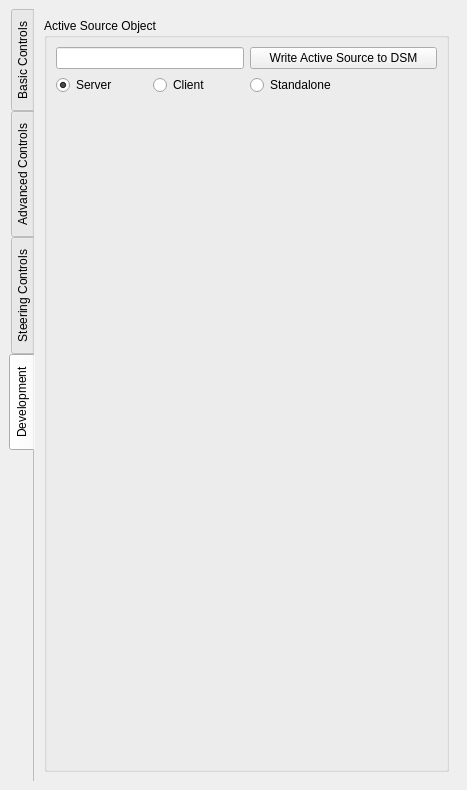
Old version of the form pqDsmOptions.ui in the repository soumagne/icarus.
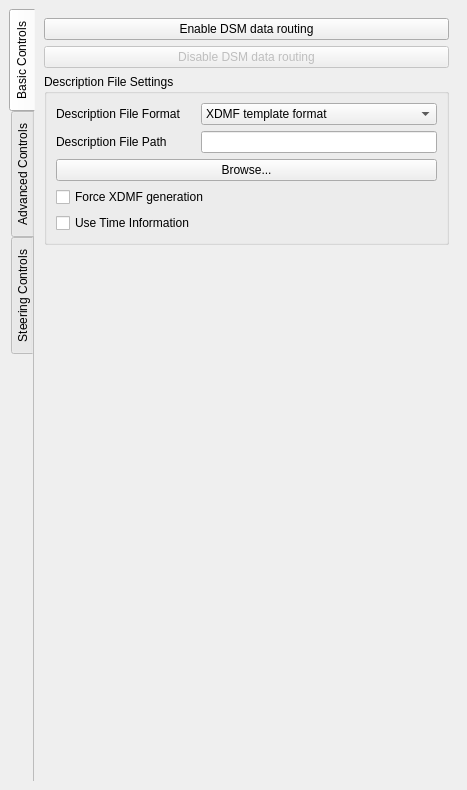
New version of the form. The open tabs and pages were chosen to show the change. Icons and pictures are not drawn.

Commit message:
Move H5DSdsm related controls into a separate panel
This makes it possible to compile the plugin without HDF5/H5FDdsm
support and we can now add a custom Bonsai dsm panel to support
the Bonsai simulation code.

Patch:
```diff
--- a/pqDsmOptions.ui
+++ b/pqDsmOptions.ui
@@ -533,91 +533,6 @@
             </item>
            </layout>
           </widget>
-          <widget class="QWidget" name="devTab">
-           <attribute name="title">
-            <string>Development</string>
-           </attribute>
-           <layout class="QVBoxLayout" name="verticalLayout_6">
-            <item>
-             <widget class="QGroupBox" name="sourceBox">
-              <property name="enabled">
-               <bool>true</bool>
-              </property>
-              <property name="sizePolicy">
-               <sizepolicy hsizetype="Expanding" vsizetype="Preferred">
-                <horstretch>0</horstretch>
-                <verstretch>0</verstretch>
-               </sizepolicy>
-              </property>
-              <property name="title">
-               <string>Active Source Object</string>
-              </property>
-              <layout class="QGridLayout" name="gridLayout_3">
-               <item row="0" column="0" colspan="2">
-                <widget class="QLineEdit" name="infoTextOutput">
-                 <property name="readOnly">
-                  <bool>true</bool>
-                 </property>
-                </widget>
-               </item>
-               <item row="0" column="2" colspan="2">
-                <widget class="QPushButton" name="writeToDSM">
-                 <property name="sizePolicy">
-                  <sizepolicy hsizetype="Expanding" vsizetype="Fixed">
-                   <horstretch>0</horstretch>
-                   <verstretch>0</verstretch>
-                  </sizepolicy>
-                 </property>
-                 <property name="text">
-                  <string>Write Active Source to DSM</string>
-                 </property>
-                </widget>
-               </item>
-               <item row="1" column="0">
-                <widget class="QRadioButton" name="dsmIsServer">
-                 <property name="text">
-                  <string>Server</string>
-                 </property>
-                 <property name="checked">
-                  <bool>true</bool>
-                 </property>
-                </widget>
-               </item>
-               <item row="1" column="1">
-                <widget class="QRadioButton" name="dsmIsClient">
-                 <property name="text">
-                  <string>Client</string>
-                 </property>
-                </widget>
-               </item>
-               <item row="1" column="2">
-                <widget class="QRadioButton" name="dsmIsStandalone">
-                 <property name="text">
-                  <string>Standalone</string>
-                 </property>
-                 <property name="checked">
-                  <bool>false</bool>
-                 </property>
-                </widget>
-               </item>
-               <item row="2" column="1">
-                <spacer name="verticalSpacer_2">
-                 <property name="orientation">
-                  <enum>Qt::Vertical</enum>
-                 </property>
-                 <property name="sizeHint" stdset="0">
-                  <size>
-                   <width>20</width>
-                   <height>40</height>
-                  </size>
-                 </property>
-                </spacer>
-               </item>
-              </layout>
-             </widget>
-            </item>
-           </layout>
-          </widget>
          </widget>
         </item>
        </layout>
```
The commit also changes 6 other files.
